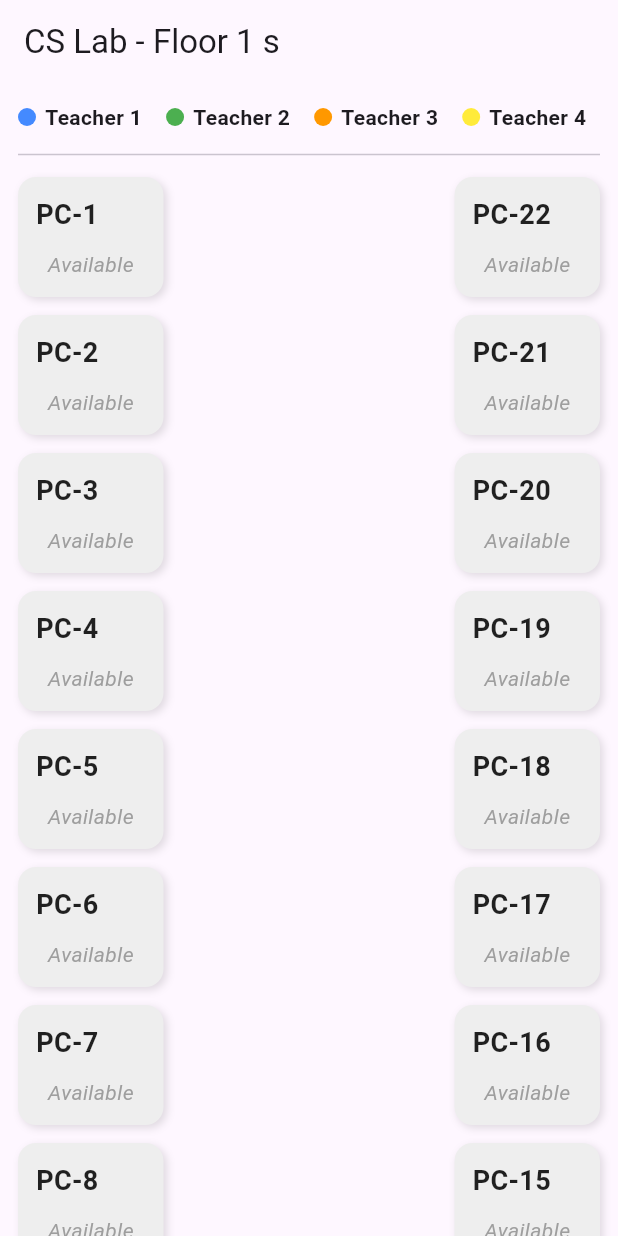
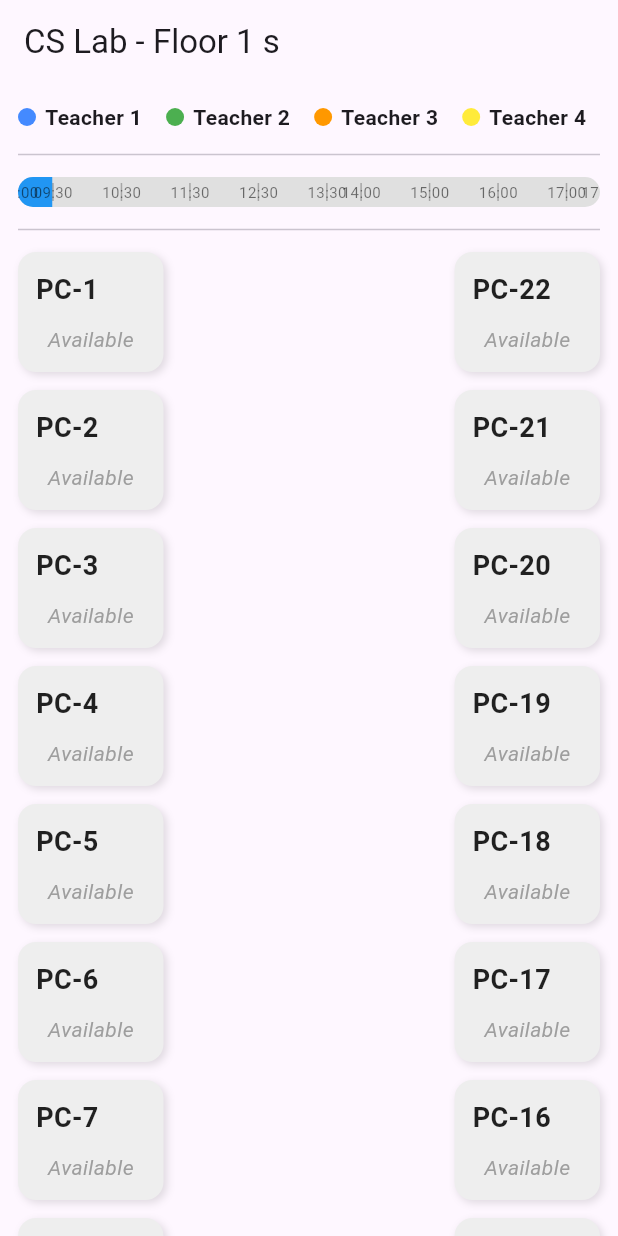
Before and after one commit to networksystemzwnd-ship-it/lab_chart, a Flutter app: the screen it shows after launch, on a phone screen of 412 x 824 dp. Run offline on Flutter 3.47's test engine with Material 3 defaults, Android fonts, the phone set to English and light mode, and no system bars; our stand-ins replace equatable, flutter_bloc.

Commit message:
added new widget time_line_slot_picker

```diff
--- a/lib/features/lab/presentation/pages/lab_overview_page.dart
+++ b/lib/features/lab/presentation/pages/lab_overview_page.dart
@@ -6,6 +6,7 @@ import 'package:lab_chart/features/lab/presentation/bloc/lab_state.dart';
 import 'package:lab_chart/features/lab/presentation/widgets/assignment_form.dart';
 import 'package:lab_chart/features/lab/presentation/widgets/computer_system_card.dart';
 import 'package:lab_chart/features/lab/presentation/widgets/teacher_legend.dart';
+import 'package:lab_chart/features/time_line_slot_picker_widget/time_line_slot_picker_widget.dart';
 
 class LabOverviewPage extends StatelessWidget {
   const LabOverviewPage({super.key});
@@ -38,6 +39,24 @@ class LabOverviewPage extends StatelessWidget {
                 children: [
                   // Pass dynamic color map from state
                   TeacherLegend(teacherColors: state.teacherColorMap),
+                  const Divider(height: 30),
+
+                  TimelineSlotPicker(
+                    startTime: DateTime(2026, 1, 1, 9, 0),
+                    endTime: DateTime(2026, 1, 1, 17, 30),
+                    divisions: [
+                      Duration(minutes: 30),
+                      Duration(hours: 1),
+                      Duration(hours: 1),
+                      Duration(hours: 1),
+                      Duration(hours: 1),
+                      Duration(minutes: 30),
+                      Duration(hours: 1),
+                      Duration(hours: 1),
+                      Duration(hours: 1),
+                      Duration(minutes: 30),
+                    ],
+                  ),
                   const Divider(height: 30),
 
                   Row(
--- /dev/null
+++ b/lib/features/time_line_slot_picker_widget/time_line_slot_picker_widget.dart
@@ -0,0 +1,271 @@
+import 'package:flutter/material.dart';
+
+class TimeSlot {
+  final DateTime start;
+  final DateTime end;
+  final bool isEnabled;
+
+  TimeSlot({required this.start, required this.end, this.isEnabled = true});
+
+  Duration get duration => end.difference(start);
+}
+
+class TimelineSlotPicker extends StatefulWidget {
+  final DateTime startTime;
+  final DateTime endTime;
+  final List<Duration> divisions;
+
+  final int initialIndex;
+  final ValueChanged<TimeSlot>? onChanged;
+
+  final double height;
+  final Color backgroundColor;
+  final Color highlightColor;
+  final Color dividerColor;
+
+  final bool showLabels;
+  final bool showBoundaryLabels;
+  final double labelSpacing; // distance from bar
+
+  const TimelineSlotPicker({
+    super.key,
+    required this.startTime,
+    required this.endTime,
+    required this.divisions,
+
+    this.initialIndex = 0,
+    this.onChanged,
+    this.height = 20,
+    this.backgroundColor = const Color(0xFFE0E0E0),
+    this.highlightColor = Colors.blue,
+    this.dividerColor = Colors.black26,
+    this.showLabels = false,
+    this.showBoundaryLabels = true,
+    this.labelSpacing = 3,
+  });
+
+  @override
+  State<TimelineSlotPicker> createState() => _TimelineSlotPickerState();
+}
+
+class _TimelineSlotPickerState extends State<TimelineSlotPicker> {
+  late List<TimeSlot> slots;
+  late int selectedIndex;
+
+  @override
+  void initState() {
+    super.initState();
+    selectedIndex = widget.initialIndex;
+    slots = _generateSlots();
+  }
+
+  List<TimeSlot> _generateSlots() {
+    final List<TimeSlot> result = [];
+
+    DateTime cursor = widget.startTime;
+
+    for (final division in widget.divisions) {
+      final next = cursor.add(division);
+
+      if (next.isAfter(widget.endTime)) break;
+
+      result.add(TimeSlot(start: cursor, end: next));
+      cursor = next;
+    }
+
+    return result;
+  }
+
+  Duration get totalDuration => widget.endTime.difference(widget.startTime);
+
+  void _onTap(int index) {
+    if (!slots[index].isEnabled) return;
+
+    setState(() {
+      selectedIndex = index;
+    });
+
+    widget.onChanged?.call(slots[index]);
+  }
+
+  double _widthFactor(TimeSlot slot) {
+    return slot.duration.inMilliseconds / totalDuration.inMilliseconds;
+  }
+
+  List<DateTime> _getBoundaries() {
+    final List<DateTime> points = [widget.startTime];
+
+    DateTime cursor = widget.startTime;
+
+    for (final division in widget.divisions) {
+      cursor = cursor.add(division);
+
+      if (cursor.isAfter(widget.endTime)) break;
+      points.add(cursor);
+    }
+
+    return points;
+  }
+
+  @override
+  Widget build(BuildContext context) {
+    return LayoutBuilder(
+      builder: (context, constraints) {
+        final totalWidth = constraints.maxWidth;
+
+        /// Calculate pixel widths
+        final widths = slots.map((s) => _widthFactor(s) * totalWidth).toList();
+
+        final selectedLeft = widths
+            .take(selectedIndex)
+            .fold(0.0, (a, b) => a + b);
+
+        final selectedWidth = widths[selectedIndex];
+
+        final boundaries = _getBoundaries();
+
+        final List<double> boundaryPositions = [];
+        double acc = 0;
+
+        for (int i = 0; i < widths.length; i++) {
+          boundaryPositions.add(acc);
+          acc += widths[i];
+        }
+
+        // Add final end position
+        boundaryPositions.add(acc);
+
+        return Stack(
+          children: [
+            /// Background bar
+            Container(
+              height: widget.height,
+              decoration: BoxDecoration(
+                color: widget.backgroundColor,
+                borderRadius: BorderRadius.circular(widget.height / 2),
+              ),
+            ),
+
+            /// Animated highlight
+            AnimatedPositioned(
+              duration: const Duration(milliseconds: 300),
+              curve: Curves.easeInOutCubic,
+              left: selectedLeft,
+              child: AnimatedContainer(
+                duration: const Duration(milliseconds: 300),
+                curve: Curves.easeInOutCubic,
+                width: selectedWidth,
+                height: widget.height,
+                decoration: BoxDecoration(
+                  color: widget.highlightColor,
+                  borderRadius: _getHighlightRadius(),
+                ),
+              ),
+            ),
+
+            /// Slots layer
+            Row(
+              children: List.generate(slots.length, (index) {
+                final slot = slots[index];
+
+                return GestureDetector(
+                  onTap: () => _onTap(index),
+                  child: SizedBox(
+                    width: widths[index],
+                    height: widget.height,
+                    child: Stack(
+                      children: [
+                        /// Divider
+                        if (index != 0)
+                          Align(
+                            alignment: Alignment.centerLeft,
+                            child: Container(
+                              width: 1,
+                              height: widget.height * 0.6,
+                              color: widget.dividerColor,
+                            ),
+                          ),
+
+                        /// Label
+                        if (widget.showLabels)
+                          Center(
+                            child: AnimatedDefaultTextStyle(
+                              duration: const Duration(milliseconds: 250),
+                              curve: Curves.easeInOutCubic,
+                              style: TextStyle(
+                                fontSize: 11,
+                                color: index == selectedIndex
+                                    ? Colors.white
+                                    : Colors.black,
+                              ),
+                              child: Text(_formatDurationHM(slot.duration)),
+                            ),
+                          ),
+
+                        /// Disabled overlay
+                        if (!slot.isEnabled)
+                          Container(color: Colors.transparent.withOpacity(0.4)),
+                      ],
+                    ),
+                  ),
+                );
+              }),
+            ),
+
+            if (widget.showBoundaryLabels)
+              Positioned.fill(
+                child: Stack(
+                  children: List.generate(boundaries.length, (i) {
+                    final x = boundaryPositions[i];
+
+                    return Positioned(
+                      left: x - 12.5, // center adjust
+                      top: widget.labelSpacing,
+                      child: Text(
+                        _formatTime(boundaries[i]),
+                        style: const TextStyle(
+                          fontSize: 10,
+                          color: Colors.black54,
+                        ),
+                      ),
+                    );
+                  }),
+                ),
+              ),
+          ],
+        );
+      },
+    );
+  }
+
+  BorderRadius _getHighlightRadius() {
+    if (selectedIndex == 0) {
+      return BorderRadius.horizontal(left: Radius.circular(widget.height / 2));
+    } else if (selectedIndex == slots.length - 1) {
+      return BorderRadius.horizontal(right: Radius.circular(widget.height / 2));
+    }
+    return BorderRadius.zero;
+  }
+
+  String _formatTime(DateTime time) {
+    final h = time.hour.toString().padLeft(2, '0');
+    final m = time.minute.toString().padLeft(2, '0');
+    return "$h:$m";
+  }
+
+  String _formatDurationHM(Duration duration) {
+    final hours = duration.inHours;
+    final minutes = duration.inMinutes.remainder(60);
+
+    final parts = <String>[];
+
+    if (hours > 0) {
+      parts.add('${hours}h');
+    }
+    if (minutes > 0) {
+      parts.add('${minutes}m');
+    }
+
+    return parts.isNotEmpty ? parts.join(' ') : '0m';
+  }
+}
```
Also changed, not shown: pubspec.lock.
